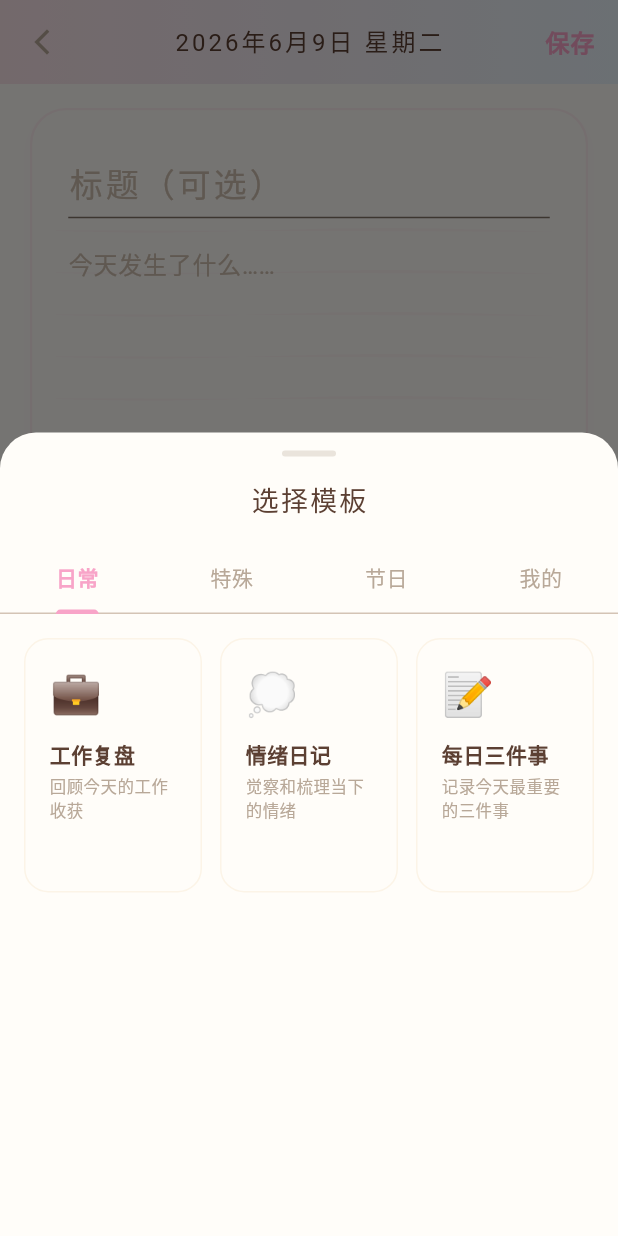
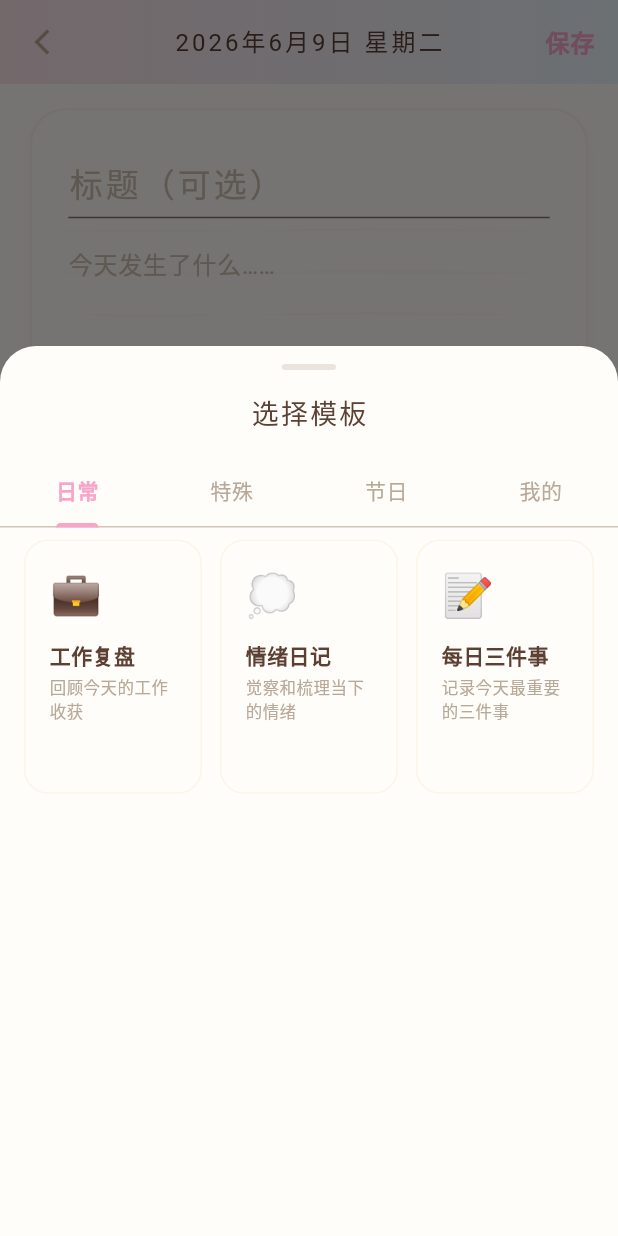
Before and after one commit to rainwind0408/diary_app, a Flutter app: the DiaryWriteScreen screen opened directly, on a phone screen of 412 x 824 dp. Run offline on Flutter 3.47's test engine with Material 3 defaults, Android fonts, the phone set to English and light mode, and no system bars; our stand-ins replace audioplayers, fl_chart, flutter_local_notifications, flutter_markdown, geolocator, image_picker and 5 more; missing offline and left inert: file_selector, record; accounts and stored records are empty; Roboto replaces fonts that are missing (MaShanZheng, ZCOOLXiaoWei).

Commit message:
fix: 模板选择器底部溢出修复，高度从65%调整为72%

```diff
--- a/lib/features/templates/widgets/template_selector.dart
+++ b/lib/features/templates/widgets/template_selector.dart
@@ -60,7 +60,7 @@ class _TemplateSelectorState extends State<TemplateSelector>
     final provider = context.watch<TemplateProvider>();
 
     return Container(
-      height: MediaQuery.of(context).size.height * 0.65,
+      height: MediaQuery.of(context).size.height * 0.72,
       decoration: BoxDecoration(
         color: bgColor,
         borderRadius: const BorderRadius.vertical(top: Radius.circular(24)),
@@ -143,7 +143,7 @@ class _TemplateSelectorState extends State<TemplateSelector>
                 }
 
                 return GridView.builder(
-                  padding: const EdgeInsets.all(16),
+                  padding: const EdgeInsets.fromLTRB(16, 8, 16, 24),
                   gridDelegate: const SliverGridDelegateWithFixedCrossAxisCount(
                     crossAxisCount: 3,
                     mainAxisSpacing: 12,
```
